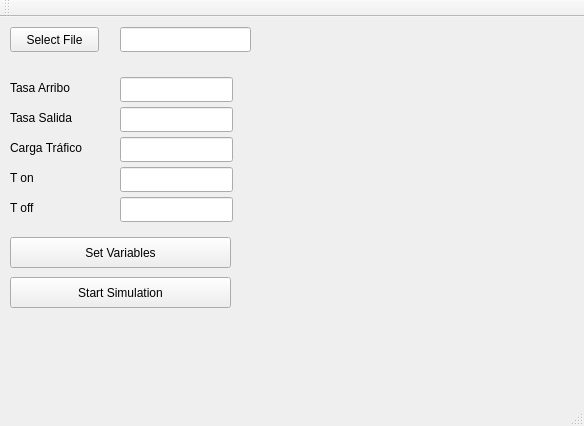
The window that mainwindow.ui (eduardohales/proyecto-seminario) describes before a commit, drawn with Qt 5.
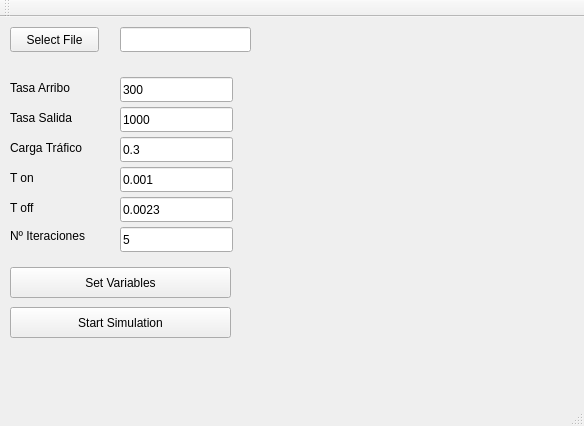
The same window after the commit.

The edit to the form file:
```diff
--- a/mainwindow.ui
+++ b/mainwindow.ui
@@ -18,7 +18,7 @@
     <property name="geometry">
      <rect>
       <x>10</x>
-      <y>260</y>
+      <y>290</y>
       <width>221</width>
       <height>31</height>
      </rect>
@@ -124,6 +124,9 @@
       <height>25</height>
      </rect>
     </property>
+    <property name="text">
+     <string>300</string>
+    </property>
    </widget>
    <widget class="QLineEdit" name="CargaTraficoLine">
     <property name="geometry">
@@ -134,6 +137,9 @@
       <height>25</height>
      </rect>
     </property>
+    <property name="text">
+     <string>0.3</string>
+    </property>
    </widget>
    <widget class="QLineEdit" name="TasaSalidaLine">
     <property name="geometry">
@@ -144,6 +150,9 @@
       <height>25</height>
      </rect>
     </property>
+    <property name="text">
+     <string>1000</string>
+    </property>
    </widget>
    <widget class="QLineEdit" name="ToffLine">
     <property name="geometry">
@@ -154,6 +163,9 @@
       <height>25</height>
      </rect>
     </property>
+    <property name="text">
+     <string>0.0023</string>
+    </property>
    </widget>
    <widget class="QLineEdit" name="TonLine">
     <property name="geometry">
@@ -164,12 +176,15 @@
       <height>25</height>
      </rect>
     </property>
+    <property name="text">
+     <string>0.001</string>
+    </property>
    </widget>
    <widget class="QPushButton" name="setVariablesButton">
     <property name="geometry">
      <rect>
       <x>10</x>
-      <y>220</y>
+      <y>250</y>
       <width>221</width>
       <height>31</height>
      </rect>
@@ -178,6 +193,32 @@
      <string>Set Variables</string>
     </property>
    </widget>
+   <widget class="QLineEdit" name="iteracionesLine">
+    <property name="geometry">
+     <rect>
+      <x>120</x>
+      <y>210</y>
+      <width>113</width>
+      <height>25</height>
+     </rect>
+    </property>
+    <property name="text">
+     <string>5</string>
+    </property>
+   </widget>
+   <widget class="QLabel" name="iteracionesLabel">
+    <property name="geometry">
+     <rect>
+      <x>10</x>
+      <y>210</y>
+      <width>101</width>
+      <height>17</height>
+     </rect>
+    </property>
+    <property name="text">
+     <string>Nº Iteraciones</string>
+    </property>
+   </widget>
   </widget>
   <widget class="QMenuBar" name="menuBar">
    <property name="geometry">
```
